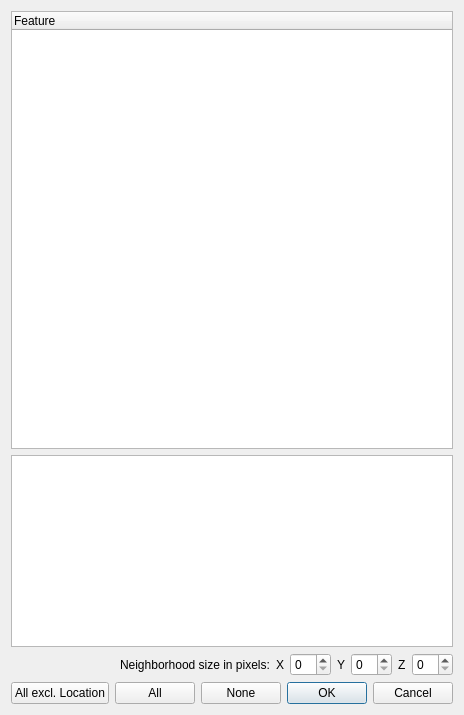
Old version of the form ilastik/applets/objectExtraction/featureSelectionWithHelp.ui in the repository ilastik/ilastik.
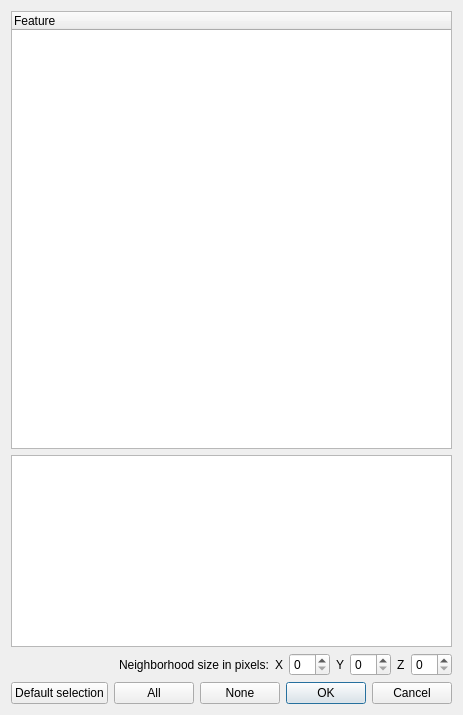
New version of the form.

Commit message: Default feature selection in object classification as in prior versions

What changed in the file:
```diff
--- a/ilastik/applets/objectExtraction/featureSelectionWithHelp.ui
+++ b/ilastik/applets/objectExtraction/featureSelectionWithHelp.ui
@@ -104,7 +104,10 @@
      <item>
       <widget class="QPushButton" name="allButLocationButton">
        <property name="text">
-        <string>All excl. Location</string>
+        <string>Default selection</string>
+       </property>
+       <property name="ToolTip">
+        <string>Default feature plugins, excluding features that relate to absolute pixel coordinates.</string>
        </property>
       </widget>
      </item>
```
The commit also changes 1 other file.
